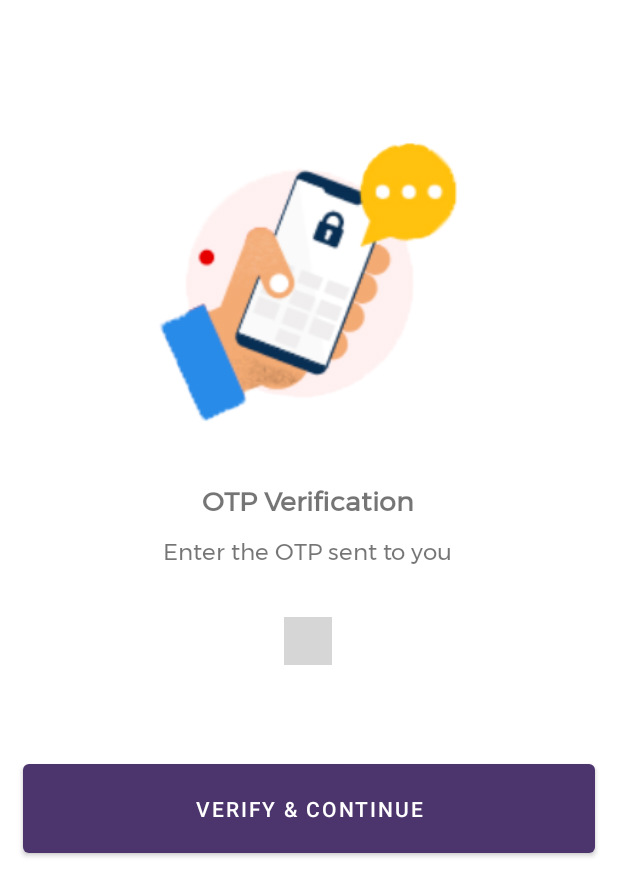
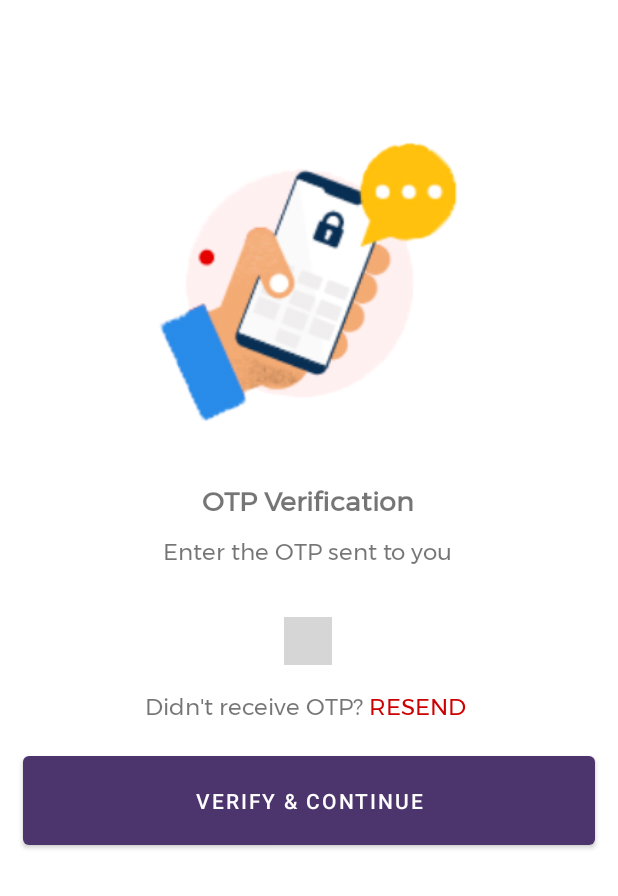
Before and after one commit to The-Android-Crew/HoverHackaton, an Android app: the OTPFragment screen opened through its navigation route, on a phone screen of 412 x 824 dp. Shown: the top 896 px of the screen. Run offline under Robolectric (Android 15) with nearby library versions, the phone set to English and light mode, and no system bars; plain views replace PinView; grey boxes are pictures that could not be loaded.

Commit message:
Finishing touches

```diff
--- a/app/src/main/java/com/project/theandroidcrew/hoverhackaton/views/main/MainActivity.kt
+++ b/app/src/main/java/com/project/theandroidcrew/hoverhackaton/views/main/MainActivity.kt
@@ -2,6 +2,7 @@ package com.project.theandroidcrew.hoverhackaton.views.main
 
 import androidx.appcompat.app.AppCompatActivity
 import android.os.Bundle
+import android.view.View
 import com.project.theandroidcrew.hoverhackaton.R
 
 class MainActivity : AppCompatActivity() {
@@ -9,4 +10,5 @@ class MainActivity : AppCompatActivity() {
         super.onCreate(savedInstanceState)
         setContentView(R.layout.activity_main)
     }
+
 }
--- a/app/src/main/java/com/project/theandroidcrew/hoverhackaton/views/main/ui/OTPFragment.kt
+++ b/app/src/main/java/com/project/theandroidcrew/hoverhackaton/views/main/ui/OTPFragment.kt
@@ -5,8 +5,10 @@ import androidx.fragment.app.Fragment
 import android.view.LayoutInflater
 import android.view.View
 import android.view.ViewGroup
+import androidx.navigation.fragment.findNavController
 
 import com.project.theandroidcrew.hoverhackaton.R
+import kotlinx.android.synthetic.main.fragment_otp.*
 
 /**
  * A simple [Fragment] subclass.
@@ -19,9 +21,17 @@ class OTPFragment : Fragment() {
 
     override fun onViewCreated(view: View, savedInstanceState: Bundle?) {
         super.onViewCreated(view, savedInstanceState)
+        buttonVerify.setOnClickListener{
+            findNavController().navigate(R.id.action_firstFtagment_to_dashboardFragment)
+        }
+
+        textViewMiniDescription3.setOnClickListener{
+            // Resend OTP
+        }
     }
 
     override fun onDestroy() {
         super.onDestroy()
     }
+
 }
--- a/app/src/main/res/layout/fragment_number.xml
+++ b/app/src/main/res/layout/fragment_number.xml
@@ -50,7 +50,7 @@
         android:id="@+id/linearLayoutNumber"
         android:layout_width="match_parent"
         android:layout_height="wrap_content"
-        android:layout_marginLeft="60dp"
+        android:layout_marginLeft="100dp"
         android:layout_marginTop="40dp"
         android:layout_marginRight="100dp"
         android:orientation="horizontal"
--- a/app/src/main/res/layout/fragment_otp.xml
+++ b/app/src/main/res/layout/fragment_otp.xml
@@ -45,6 +45,41 @@
         app:layout_constraintStart_toStartOf="@+id/textViewEnterNumber"
         app:layout_constraintTop_toBottomOf="@+id/textViewEnterNumber" />
 
+    <LinearLayout
+        android:id="@+id/linearLayout"
+        android:layout_width="wrap_content"
+        android:layout_height="wrap_content"
+        android:orientation="horizontal"
+        app:layout_constraintEnd_toEndOf="@+id/firstPinView"
+        app:layout_constraintStart_toStartOf="@+id/firstPinView"
+        app:layout_constraintTop_toBottomOf="@+id/firstPinView">
+
+        <TextView
+            android:id="@+id/textViewMiniDescription2"
+            android:layout_width="wrap_content"
+            android:layout_height="wrap_content"
+            android:layout_marginTop="16dp"
+            android:fontFamily="@font/montserrat"
+            android:text="Didn't receive OTP? "
+            android:textSize="15sp"
+            android:textStyle="normal" />
+
+        <TextView
+            android:id="@+id/textViewMiniDescription3"
+            android:layout_width="wrap_content"
+            android:layout_height="wrap_content"
+            android:layout_marginTop="16dp"
+            android:fontFamily="@font/montserrat"
+            android:text="RESEND "
+            android:textColor="@android:color/holo_red_dark"
+            android:textSize="15sp"
+            android:textStyle="normal"
+            app:layout_constraintEnd_toEndOf="@+id/firstPinView"
+            app:layout_constraintStart_toStartOf="@+id/firstPinView"
+            app:layout_constraintTop_toBottomOf="@+id/firstPinView" />
+
+    </LinearLayout>
+
 
     <com.chaos.view.PinView
         android:id="@+id/firstPinView"
@@ -69,17 +104,17 @@
         app:viewType="rectangle" />
 
     <Button
-        android:id="@+id/buttonNumber"
+        android:id="@+id/buttonVerify"
         android:layout_width="match_parent"
         android:layout_height="wrap_content"
-        android:layout_marginLeft="15dp"
-        android:layout_marginTop="60dp"
-        android:layout_marginRight="15dp"
+        android:layout_margin="15dp"
+        android:layout_marginTop="64dp"
         android:padding="20dp"
         android:text="@string/verify_continue"
-        app:layout_constraintEnd_toEndOf="@+id/firstPinView"
-        app:layout_constraintStart_toStartOf="@+id/firstPinView"
-        app:layout_constraintTop_toBottomOf="@+id/firstPinView" />
+        app:layout_constraintEnd_toEndOf="@+id/linearLayout"
+        app:layout_constraintHorizontal_bias="0.488"
+        app:layout_constraintStart_toStartOf="@+id/linearLayout"
+        app:layout_constraintTop_toBottomOf="@+id/linearLayout" />
 
 
 </androidx.constraintlayout.widget.ConstraintLayout>
```
